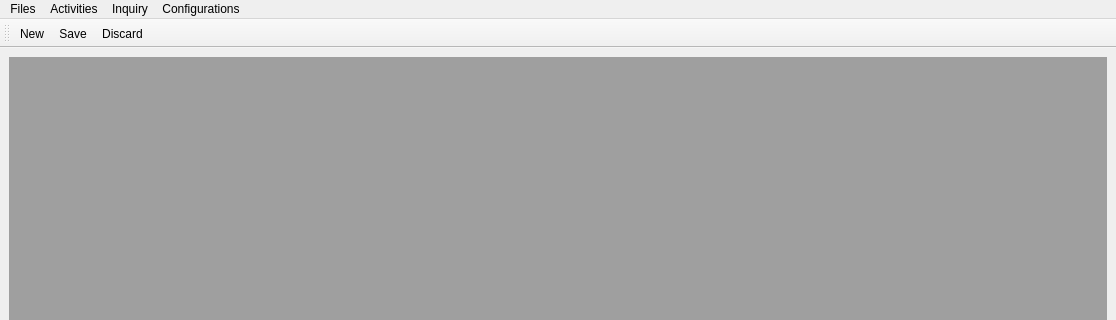
This is WMS_System/UI/MainWindow.ui in cdefaz08/WMS as Qt 5 draws it before an edit; both pictures show x 0 to 1116 and y 0 to 320 of the 1116 by 854 pixel window. The edited form follows.
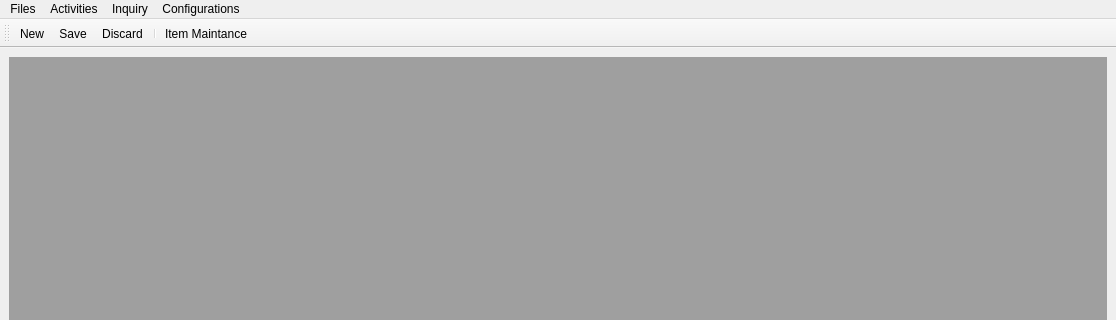
This is the edited form. Icons and pictures are not drawn.

The edit to the form file:
```diff
--- a/WMS_System/UI/MainWindow.ui
+++ b/WMS_System/UI/MainWindow.ui
@@ -84,6 +84,8 @@
    <addaction name="actionNew"/>
    <addaction name="actionSave"/>
    <addaction name="actionDiscard"/>
+   <addaction name="separator"/>
+   <addaction name="actionItemMaintance"/>
   </widget>
   <action name="actionItem_Search">
    <property name="text">
@@ -165,6 +167,14 @@
     <string>Location Types</string>
    </property>
   </action>
+  <action name="actionItemMaintance">
+   <property name="text">
+    <string>Item Maintance</string>
+   </property>
+   <property name="toolTip">
+    <string>ItemMaintance</string>
+   </property>
+  </action>
  </widget>
  <resources/>
  <connections/>
```
